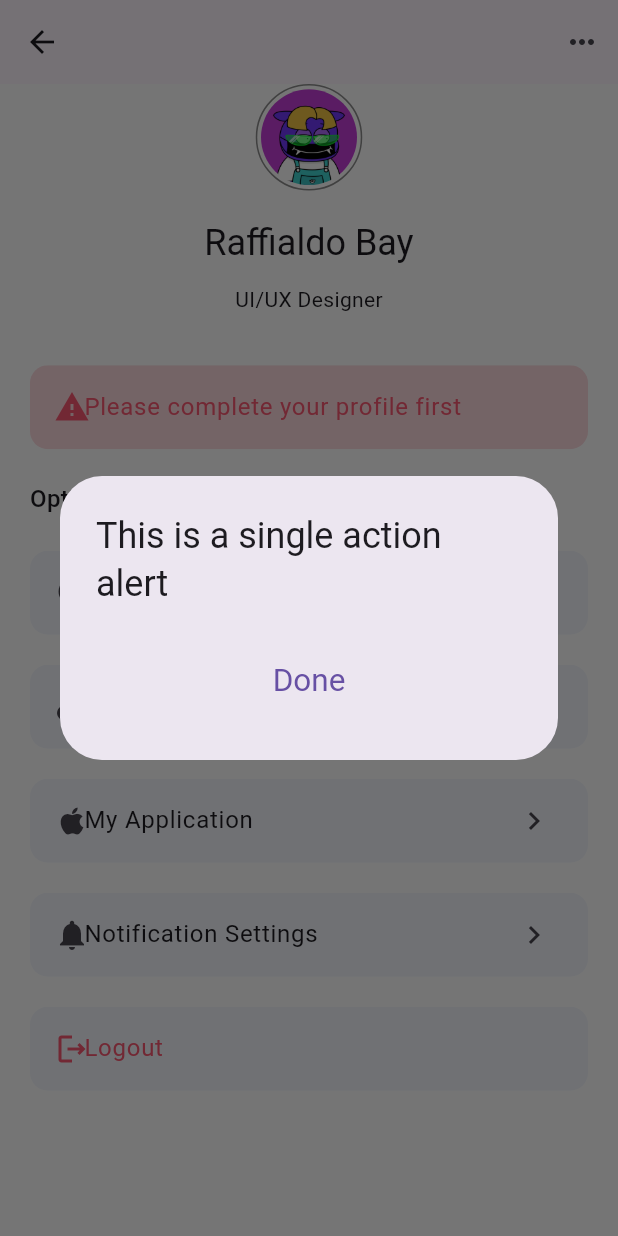
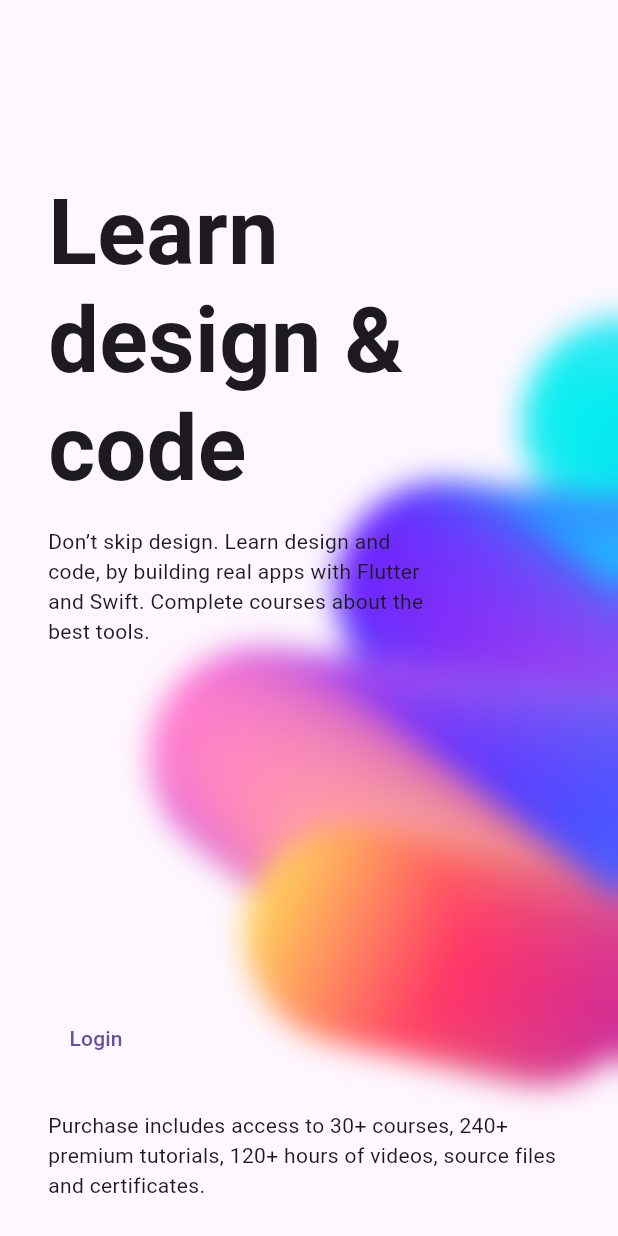
Before and after one commit to mozartee/flutter_application, a Flutter app: the Mine screen opened by its route, after a tap on "My Application", on a phone screen of 412 x 824 dp. Run offline on Flutter 3.47's test engine with Material 2 defaults, Android fonts, the phone set to English and light mode, and no system bars; our stand-ins replace dio, easy_refresh, extended_nested_scroll_view, flutter_easyloading, flutter_screenutil, flutter_staggered_animations and 5 more; missing offline and left inert: common_utils, device_info_plus_web, flustars_flutter3, flutter_swiper_null_safety_flutter3, quick_actions, shared_preferences_web and 1 more; network calls fail; statements that could not run were skipped.

```diff
--- a/lib/global.dart
+++ b/lib/common/utils/global.dart
@@ -2,8 +2,8 @@ import 'package:flustars_flutter3/flustars_flutter3.dart';
 import 'package:flutter/material.dart';
 import 'package:ost_digital_application/common/widget/refresh.dart';
 
-import 'common/help/index.dart';
-import 'common/widget/index.dart';
+import '../help/index.dart';
+import '../widget/index.dart';
 
 /// 初始化处理
 class Global {
--- a/lib/main.dart
+++ b/lib/main.dart
@@ -8,7 +8,7 @@ import 'common/langs/index.dart';
 import 'common/routes/index.dart';
 import 'common/theme/index.dart';
 import 'common/utils/index.dart';
-import 'global.dart';
+import 'common/utils/global.dart';
 
 Future<void> main() async {
   // // 确保初始化完成
--- /dev/null
+++ b/lib/page/demo/jobapply_view.dart
@@ -0,0 +1,101 @@
+import 'dart:ui';
+
+import "package:flutter/material.dart";
+import 'package:get/get.dart';
+import 'package:ost_digital_application/page/demo/signin_dialog.dart';
+
+class JobApplyPage extends StatefulWidget {
+  const JobApplyPage({super.key});
+
+  @override
+  State<JobApplyPage> createState() => _JobApplyPageState();
+}
+
+class _JobApplyPageState extends State<JobApplyPage> {
+  bool showLogin = false;
+  @override
+  Widget build(BuildContext context) {
+    return Scaffold(
+      body: Stack(
+        children: [
+          Positioned(
+            width: Get.width * 1.7,
+            left: 100,
+            bottom: 100,
+            child: Image.asset('assets/images/Spline.png'),
+          ),
+          Positioned.fill(
+            child: BackdropFilter(
+              filter: ImageFilter.blur(sigmaX: 10, sigmaY: 10),
+              child: const SizedBox(),
+            ),
+          ),
+          // const RiveAnimation.asset('assets/RiveAssets/shapes.riv'),
+          // Positioned.fill(
+          //   child: BackdropFilter(
+          //     filter: ImageFilter.blur(sigmaX: 30, sigmaY: 30),
+          //     child: const SizedBox(),
+          //   ),
+          // ),
+
+          AnimatedPositioned(
+            top: showLogin ? -50 : 0,
+            width: Get.width,
+            height: Get.height,
+            duration: const Duration(milliseconds: 250),
+            child: SafeArea(
+              child: Padding(
+                padding: const EdgeInsets.symmetric(horizontal: 32),
+                child: Column(
+                  crossAxisAlignment: CrossAxisAlignment.start,
+                  children: [
+                    const Spacer(),
+                    SizedBox(
+                      width: 260,
+                      child: Column(
+                        children: const [
+                          Text(
+                            'Learn design & code',
+                            style: TextStyle(
+                              fontSize: 60,
+                              fontWeight: FontWeight.w700,
+                              height: 1.2,
+                            ),
+                          ),
+                          SizedBox(height: 16),
+                          Text(
+                            "Don’t skip design. Learn design and code, by building real apps with Flutter and Swift. Complete courses about the best tools.",
+                          ),
+                        ],
+                      ),
+                    ),
+                    const Spacer(flex: 2),
+                    TextButton(
+                      onPressed: () {
+                        Future.delayed(const Duration(milliseconds: 800))
+                            .then((value) {
+                          showLogin = true;
+                          setState(() {});
+                          showCustomDialog(context, onValue: (_) {
+                            showLogin = false;
+                            setState(() {});
+                          });
+                        });
+                      },
+                      child: const Text('Login'),
+                    ),
+                    const Padding(
+                      padding: EdgeInsets.symmetric(vertical: 24),
+                      child: Text(
+                          "Purchase includes access to 30+ courses, 240+ premium tutorials, 120+ hours of videos, source files and certificates."),
+                    ),
+                  ],
+                ),
+              ),
+            ),
+          ),
+        ],
+      ),
+    );
+  }
+}
--- a/lib/page/demo/jobdetail_view.dart
+++ b/lib/page/demo/jobdetail_view.dart
@@ -5,6 +5,7 @@ import 'package:get/get.dart';
 import 'package:ost_digital_application/common/entity/job.dart';
 import 'package:ost_digital_application/common/help/assets.dart';
 import 'package:ost_digital_application/common/utils/index.dart';
+import 'package:ost_digital_application/page/demo/jobapply_view.dart';
 import 'data.dart';
 
 class JobDetailPage extends StatelessWidget {
@@ -178,7 +179,9 @@ class JobDetailPage extends StatelessWidget {
           borderRadius: BorderRadius.circular(25),
         ),
         child: TextButton(
-          onPressed: () {},
+          onPressed: () {
+            // Get.to(const JobApplyPage());
+          },
           child: Text(
             'Apply Jobs',
             style: Get.theme.textTheme.bodyLarge!.copyWith(
--- a/lib/page/mine/controller.dart
+++ b/lib/page/mine/controller.dart
@@ -6,6 +6,7 @@ import 'package:ost_digital_application/page/demo/jobfind_view.dart';
 import '../../common/help/index.dart';
 import '../../common/routes/key.dart';
 import '../../common/widget/index.dart';
+import '../demo/jobapply_view.dart';
 
 class MineController extends GetxController {
   bool profileCompleted = false;
@@ -29,7 +30,8 @@ class MineController extends GetxController {
   onTapApplications() async {
     // await Future.delayed(const Duration(seconds: 2));
 
-    showSingleAlert(title: 'This is a single action alert');
+    // showSingleAlert(title: 'This is a single action alert');
+    Get.to(const JobApplyPage());
     update();
   }
 
```
Also changed, not shown: lib/page/demo/signin_dialog.dart (added, +159 -0 lines), pubspec.yaml (+2 -28 lines), assets/images/Spline.png (added), 8 other files.
